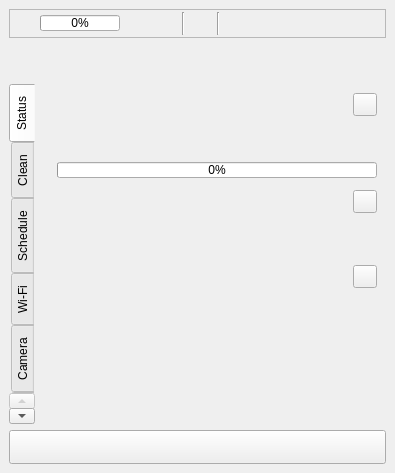
Qt form valetudo_qgis/ui/status_panel.ui (sylsta/homeqgis) before a commit.
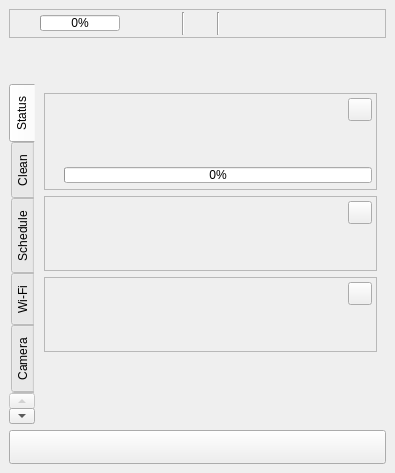
The same form after that commit. Custom widgets are drawn as their Qt base class.

Commit message: Status tab: a frame around each server

```diff
--- a/valetudo_qgis/ui/status_panel.ui
+++ b/valetudo_qgis/ui/status_panel.ui
@@ -231,6 +231,27 @@
                 <number>0</number>
                </property>
                <item>
+                <widget class="QFrame" name="robot_header">
+                 <property name="frameShape">
+                  <enum>QFrame::StyledPanel</enum>
+                 </property>
+                 <property name="frameShadow">
+                  <enum>QFrame::Raised</enum>
+                 </property>
+                 <layout class="QVBoxLayout" name="robot_header_layout">
+                  <property name="leftMargin">
+                   <number>6</number>
+                  </property>
+                  <property name="topMargin">
+                   <number>4</number>
+                  </property>
+                  <property name="rightMargin">
+                   <number>4</number>
+                  </property>
+                  <property name="bottomMargin">
+                   <number>6</number>
+                  </property>
+                  <item>
                 <layout class="QHBoxLayout" name="header_layout" stretch="0,1,0">
                  <item>
                   <widget class="QLabel" name="lbl_details_logo">
@@ -303,20 +324,29 @@
                  </item>
                 </layout>
                </item>
+                 </layout>
+                </widget>
+               </item>
                <item>
-                <widget class="QWidget" name="pi_header">
+                <widget class="QFrame" name="pi_header">
+                 <property name="frameShape">
+                  <enum>QFrame::StyledPanel</enum>
+                 </property>
+                 <property name="frameShadow">
+                  <enum>QFrame::Raised</enum>
+                 </property>
                  <layout class="QVBoxLayout" name="pi_header_layout">
                   <property name="leftMargin">
-                   <number>0</number>
+                   <number>6</number>
                   </property>
                   <property name="topMargin">
-                   <number>6</number>
+                   <number>4</number>
                   </property>
                   <property name="rightMargin">
-                   <number>0</number>
+                   <number>4</number>
                   </property>
                   <property name="bottomMargin">
-                   <number>0</number>
+                   <number>6</number>
                   </property>
                   <item>
                    <layout class="QHBoxLayout" name="pi_header_row" stretch="0,1,0">
@@ -362,19 +392,25 @@
                 </widget>
                </item>
                <item>
-                <widget class="QWidget" name="ha_header">
+                <widget class="QFrame" name="ha_header">
+                 <property name="frameShape">
+                  <enum>QFrame::StyledPanel</enum>
+                 </property>
+                 <property name="frameShadow">
+                  <enum>QFrame::Raised</enum>
+                 </property>
                  <layout class="QVBoxLayout" name="ha_header_layout">
                   <property name="leftMargin">
-                   <number>0</number>
+                   <number>6</number>
                   </property>
                   <property name="topMargin">
-                   <number>6</number>
+                   <number>4</number>
                   </property>
                   <property name="rightMargin">
-                   <number>0</number>
+                   <number>4</number>
                   </property>
                   <property name="bottomMargin">
-                   <number>0</number>
+                   <number>6</number>
                   </property>
                   <item>
                    <layout class="QHBoxLayout" name="ha_header_row" stretch="0,1,0">
```
Lines whose indentation alone changed are shown as unchanged.
